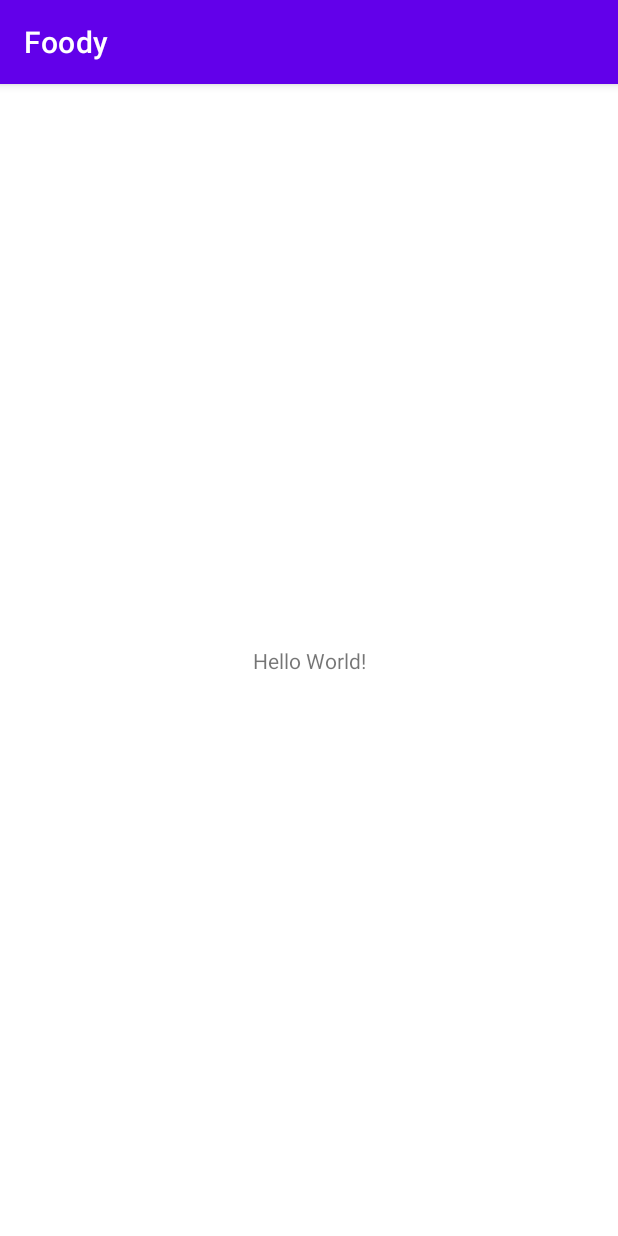
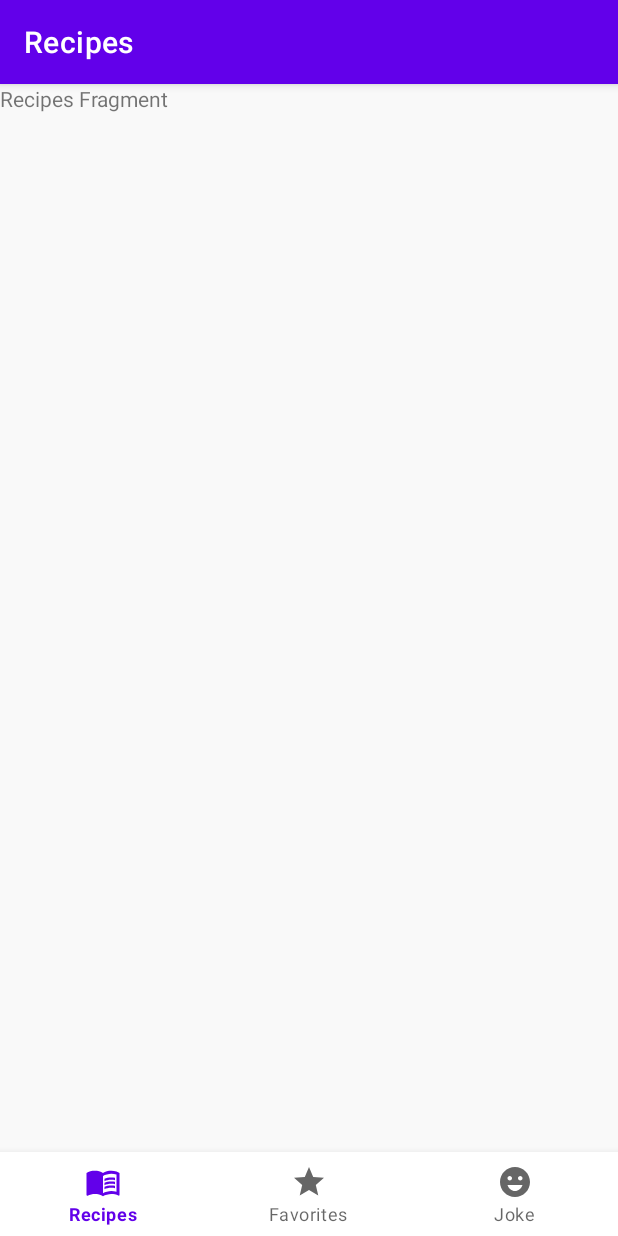
Before and after one commit to GermanHernandez91/Foody, an Android app: the screen it shows after launch (MainActivity), on a phone screen of 412 x 824 dp. Run offline under Robolectric (Android 15) with nearby library versions, the phone set to English and light mode, and no system bars; our stand-ins replace navigation-ui.

Commit message:
Added bottom navigation

```diff
--- a/app/build.gradle
+++ b/app/build.gradle
@@ -47,6 +47,7 @@ dependencies {
     implementation 'androidx.core:core-ktx:1.3.2'
     implementation 'androidx.appcompat:appcompat:1.2.0'
     implementation 'androidx.constraintlayout:constraintlayout:2.0.2'
+    implementation 'androidx.legacy:legacy-support-v4:1.0.0'
     testImplementation 'junit:junit:4.13'
     androidTestImplementation 'androidx.test.ext:junit:1.1.2'
     androidTestImplementation 'androidx.test.espresso:espresso-core:3.3.0'
--- /dev/null
+++ b/app/src/main/java/com/example/foody/FavoriteRecipesFragment.kt
@@ -0,0 +1,18 @@
+package com.example.foody
+
+import android.os.Bundle
+import androidx.fragment.app.Fragment
+import android.view.LayoutInflater
+import android.view.View
+import android.view.ViewGroup
+
+class FavoriteRecipesFragment : Fragment() {
+
+    override fun onCreateView(
+        inflater: LayoutInflater, container: ViewGroup?,
+        savedInstanceState: Bundle?
+    ): View? {
+        // Inflate the layout for this fragment
+        return inflater.inflate(R.layout.fragment_favorite_recipes, container, false)
+    }
+}
--- /dev/null
+++ b/app/src/main/java/com/example/foody/FoodJokeFragment.kt
@@ -0,0 +1,18 @@
+package com.example.foody
+
+import android.os.Bundle
+import androidx.fragment.app.Fragment
+import android.view.LayoutInflater
+import android.view.View
+import android.view.ViewGroup
+
+class FoodJokeFragment : Fragment() {
+
+    override fun onCreateView(
+        inflater: LayoutInflater, container: ViewGroup?,
+        savedInstanceState: Bundle?
+    ): View? {
+        // Inflate the layout for this fragment
+        return inflater.inflate(R.layout.fragment_food_joke, container, false)
+    }
+}
--- a/app/src/main/java/com/example/foody/MainActivity.kt
+++ b/app/src/main/java/com/example/foody/MainActivity.kt
@@ -1,11 +1,36 @@
 package com.example.foody
 
+import android.os.Bundle
 import androidx.appcompat.app.AppCompatActivity
-import android.os.Bundle
+import androidx.navigation.NavController
+import androidx.navigation.findNavController
+import androidx.navigation.ui.AppBarConfiguration
+import androidx.navigation.ui.setupActionBarWithNavController
+import androidx.navigation.ui.setupWithNavController
+import kotlinx.android.synthetic.main.activity_main.*
 
 class MainActivity : AppCompatActivity() {
+
+    private lateinit var navController: NavController
+
     override fun onCreate(savedInstanceState: Bundle?) {
         super.onCreate(savedInstanceState)
         setContentView(R.layout.activity_main)
+
+        navController = findNavController(R.id.navHostFragment)
+        val appBarConfiguration = AppBarConfiguration(
+            setOf(
+                R.id.recipesFragment,
+                R.id.favoriteRecipesFragment,
+                R.id.foodJokeFragment
+            )
+        )
+
+        bottomNavigationView.setupWithNavController(navController)
+        setupActionBarWithNavController(navController, appBarConfiguration)
+    }
+
+    override fun onSupportNavigateUp(): Boolean {
+        return navController.navigateUp() || super.onSupportNavigateUp()
     }
 }
--- /dev/null
+++ b/app/src/main/java/com/example/foody/RecipesFragment.kt
@@ -0,0 +1,18 @@
+package com.example.foody
+
+import android.os.Bundle
+import androidx.fragment.app.Fragment
+import android.view.LayoutInflater
+import android.view.View
+import android.view.ViewGroup
+
+class RecipesFragment : Fragment() {
+
+    override fun onCreateView(
+        inflater: LayoutInflater, container: ViewGroup?,
+        savedInstanceState: Bundle?
+    ): View? {
+        // Inflate the layout for this fragment
+        return inflater.inflate(R.layout.fragment_recipes, container, false)
+    }
+}
--- /dev/null
+++ b/app/src/main/res/drawable/ic_food_joke.xml
@@ -0,0 +1,10 @@
+<vector xmlns:android="http://schemas.android.com/apk/res/android"
+    android:width="24dp"
+    android:height="24dp"
+    android:viewportWidth="24"
+    android:viewportHeight="24"
+    android:tint="?attr/colorControlNormal">
+  <path
+      android:fillColor="@android:color/white"
+      android:pathData="M11.99,2C6.47,2 2,6.48 2,12c0,5.52 4.47,10 9.99,10C17.52,22 22,17.52 22,12C22,6.48 17.52,2 11.99,2zM8.5,8C9.33,8 10,8.67 10,9.5S9.33,11 8.5,11S7,10.33 7,9.5S7.67,8 8.5,8zM12,18c-2.28,0 -4.22,-1.66 -5,-4h10C16.22,16.34 14.28,18 12,18zM15.5,11c-0.83,0 -1.5,-0.67 -1.5,-1.5S14.67,8 15.5,8S17,8.67 17,9.5S16.33,11 15.5,11z"/>
+</vector>
--- /dev/null
+++ b/app/src/main/res/drawable/ic_menu_book.xml
@@ -0,0 +1,19 @@
+<vector xmlns:android="http://schemas.android.com/apk/res/android"
+    android:width="24dp"
+    android:height="24dp"
+    android:viewportWidth="24"
+    android:viewportHeight="24"
+    android:tint="?attr/colorControlNormal">
+  <path
+      android:fillColor="@android:color/white"
+      android:pathData="M21,5c-1.11,-0.35 -2.33,-0.5 -3.5,-0.5c-1.95,0 -4.05,0.4 -5.5,1.5c-1.45,-1.1 -3.55,-1.5 -5.5,-1.5S2.45,4.9 1,6v14.65c0,0.25 0.25,0.5 0.5,0.5c0.1,0 0.15,-0.05 0.25,-0.05C3.1,20.45 5.05,20 6.5,20c1.95,0 4.05,0.4 5.5,1.5c1.35,-0.85 3.8,-1.5 5.5,-1.5c1.65,0 3.35,0.3 4.75,1.05c0.1,0.05 0.15,0.05 0.25,0.05c0.25,0 0.5,-0.25 0.5,-0.5V6C22.4,5.55 21.75,5.25 21,5zM21,18.5c-1.1,-0.35 -2.3,-0.5 -3.5,-0.5c-1.7,0 -4.15,0.65 -5.5,1.5V8c1.35,-0.85 3.8,-1.5 5.5,-1.5c1.2,0 2.4,0.15 3.5,0.5V18.5z"/>
+  <path
+      android:fillColor="@android:color/white"
+      android:pathData="M17.5,10.5c0.88,0 1.73,0.09 2.5,0.26V9.24C19.21,9.09 18.36,9 17.5,9c-1.7,0 -3.24,0.29 -4.5,0.83v1.66C14.13,10.85 15.7,10.5 17.5,10.5z"/>
+  <path
+      android:fillColor="@android:color/white"
+      android:pathData="M13,12.49v1.66c1.13,-0.64 2.7,-0.99 4.5,-0.99c0.88,0 1.73,0.09 2.5,0.26V11.9c-0.79,-0.15 -1.64,-0.24 -2.5,-0.24C15.8,11.66 14.26,11.96 13,12.49z"/>
+  <path
+      android:fillColor="@android:color/white"
+      android:pathData="M17.5,14.33c-1.7,0 -3.24,0.29 -4.5,0.83v1.66c1.13,-0.64 2.7,-0.99 4.5,-0.99c0.88,0 1.73,0.09 2.5,0.26v-1.52C19.21,14.41 18.36,14.33 17.5,14.33z"/>
+</vector>
--- /dev/null
+++ b/app/src/main/res/drawable/ic_star.xml
@@ -0,0 +1,10 @@
+<vector xmlns:android="http://schemas.android.com/apk/res/android"
+    android:width="24dp"
+    android:height="24dp"
+    android:viewportWidth="24"
+    android:viewportHeight="24"
+    android:tint="?attr/colorControlNormal">
+  <path
+      android:fillColor="@android:color/white"
+      android:pathData="M12,17.27L18.18,21l-1.64,-7.03L22,9.24l-7.19,-0.61L12,2 9.19,8.63 2,9.24l5.46,4.73L5.82,21z"/>
+</vector>
--- a/app/src/main/res/layout/activity_main.xml
+++ b/app/src/main/res/layout/activity_main.xml
@@ -4,15 +4,29 @@
     xmlns:tools="http://schemas.android.com/tools"
     android:layout_width="match_parent"
     android:layout_height="match_parent"
+    android:background="@color/lightGray"
     tools:context=".MainActivity">
 
-    <TextView
-        android:layout_width="wrap_content"
+    <fragment
+        android:id="@+id/navHostFragment"
+        android:name="androidx.navigation.fragment.NavHostFragment"
+        android:layout_width="0dp"
+        android:layout_height="0dp"
+        app:defaultNavHost="true"
+        app:layout_constraintBottom_toTopOf="@+id/bottomNavigationView"
+        app:layout_constraintEnd_toEndOf="parent"
+        app:layout_constraintStart_toStartOf="parent"
+        app:layout_constraintTop_toTopOf="parent"
+        app:navGraph="@navigation/my_nav" />
+
+    <com.google.android.material.bottomnavigation.BottomNavigationView
+        android:id="@+id/bottomNavigationView"
+        android:layout_width="0dp"
         android:layout_height="wrap_content"
-        android:text="Hello World!"
         app:layout_constraintBottom_toBottomOf="parent"
-        app:layout_constraintLeft_toLeftOf="parent"
-        app:layout_constraintRight_toRightOf="parent"
-        app:layout_constraintTop_toTopOf="parent" />
+        app:layout_constraintEnd_toEndOf="parent"
+        app:layout_constraintHorizontal_bias="0.5"
+        app:layout_constraintStart_toStartOf="parent"
+        app:menu="@menu/bottom_nav_menu" />
 
 </androidx.constraintlayout.widget.ConstraintLayout>
--- /dev/null
+++ b/app/src/main/res/layout/fragment_favorite_recipes.xml
@@ -0,0 +1,15 @@
+<?xml version="1.0" encoding="utf-8"?>
+<androidx.constraintlayout.widget.ConstraintLayout xmlns:android="http://schemas.android.com/apk/res/android"
+    xmlns:tools="http://schemas.android.com/tools"
+    android:layout_width="match_parent"
+    android:layout_height="match_parent"
+    android:background="@color/lightGray"
+    tools:context=".FavoriteRecipesFragment">
+
+    <!-- TODO: Update blank fragment layout -->
+    <TextView
+        android:layout_width="match_parent"
+        android:layout_height="match_parent"
+        android:text="@string/hello_blank_fragment" />
+
+</androidx.constraintlayout.widget.ConstraintLayout>
--- /dev/null
+++ b/app/src/main/res/layout/fragment_food_joke.xml
@@ -0,0 +1,15 @@
+<?xml version="1.0" encoding="utf-8"?>
+<androidx.constraintlayout.widget.ConstraintLayout xmlns:android="http://schemas.android.com/apk/res/android"
+    xmlns:tools="http://schemas.android.com/tools"
+    android:layout_width="match_parent"
+    android:layout_height="match_parent"
+    android:background="@color/lightGray"
+    tools:context=".FoodJokeFragment">
+
+    <!-- TODO: Update blank fragment layout -->
+    <TextView
+        android:layout_width="match_parent"
+        android:layout_height="match_parent"
+        android:text="@string/hello_blank_fragment" />
+
+</androidx.constraintlayout.widget.ConstraintLayout>
--- /dev/null
+++ b/app/src/main/res/layout/fragment_recipes.xml
@@ -0,0 +1,15 @@
+<?xml version="1.0" encoding="utf-8"?>
+<androidx.constraintlayout.widget.ConstraintLayout xmlns:android="http://schemas.android.com/apk/res/android"
+    xmlns:tools="http://schemas.android.com/tools"
+    android:layout_width="match_parent"
+    android:layout_height="match_parent"
+    android:background="@color/lightGray"
+    tools:context=".RecipesFragment">
+
+    <!-- TODO: Update blank fragment layout -->
+    <TextView
+        android:layout_width="match_parent"
+        android:layout_height="match_parent"
+        android:text="Recipes Fragment" />
+
+</androidx.constraintlayout.widget.ConstraintLayout>
--- /dev/null
+++ b/app/src/main/res/menu/bottom_nav_menu.xml
@@ -0,0 +1,16 @@
+<?xml version="1.0" encoding="utf-8"?>
+<menu xmlns:android="http://schemas.android.com/apk/res/android">
+
+    <item android:id="@+id/recipesFragment"
+        android:title="@string/recipes_fragment"
+        android:icon="@drawable/ic_menu_book" />
+
+    <item android:id="@+id/favoriteRecipesFragment"
+        android:title="@string/favorite_recipes_fragment"
+        android:icon="@drawable/ic_star" />
+
+    <item android:id="@+id/foodJokeFragment"
+        android:title="@string/food_joke"
+        android:icon="@drawable/ic_food_joke" />
+
+</menu>
--- /dev/null
+++ b/app/src/main/res/navigation/my_nav.xml
@@ -0,0 +1,23 @@
+<?xml version="1.0" encoding="utf-8"?>
+<navigation xmlns:android="http://schemas.android.com/apk/res/android"
+    xmlns:app="http://schemas.android.com/apk/res-auto"
+    xmlns:tools="http://schemas.android.com/tools"
+    android:id="@+id/my_nav"
+    app:startDestination="@id/recipesFragment">
+
+    <fragment
+        android:id="@+id/recipesFragment"
+        android:name="com.example.foody.RecipesFragment"
+        android:label="Recipes"
+        tools:layout="@layout/fragment_recipes" />
+    <fragment
+        android:id="@+id/favoriteRecipesFragment"
+        android:name="com.example.foody.FavoriteRecipesFragment"
+        android:label="Favorites"
+        tools:layout="@layout/fragment_favorite_recipes" />
+    <fragment
+        android:id="@+id/foodJokeFragment"
+        android:name="com.example.foody.FoodJokeFragment"
+        android:label="Food Joke"
+        tools:layout="@layout/fragment_food_joke" />
+</navigation>
--- a/app/src/main/res/values/strings.xml
+++ b/app/src/main/res/values/strings.xml
@@ -1,3 +1,7 @@
 <resources>
     <string name="app_name">Foody</string>
+    <string name="hello_blank_fragment">Hello blank fragment</string>
+    <string name="recipes_fragment">Recipes</string>
+    <string name="favorite_recipes_fragment">Favorites</string>
+    <string name="food_joke">Joke</string>
 </resources>
```
